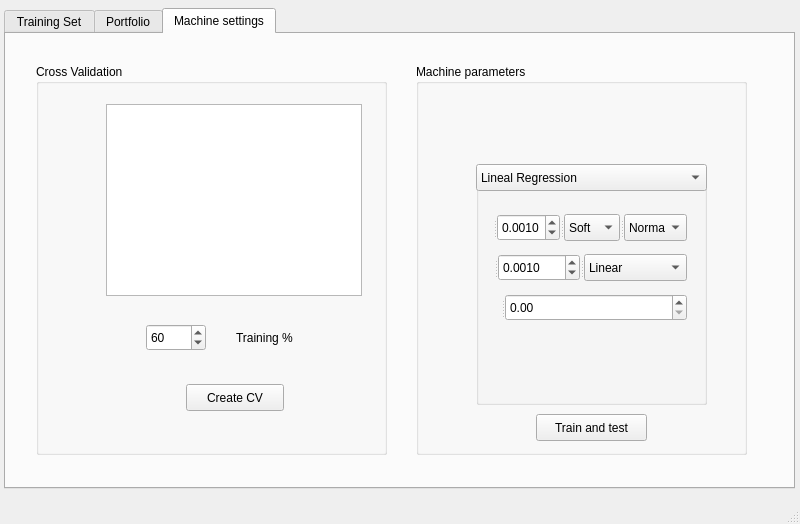
Old version of the form MachineBenchMark/UI/Prueba1.ui in the repository aydevosotros/MachineBenchMark.
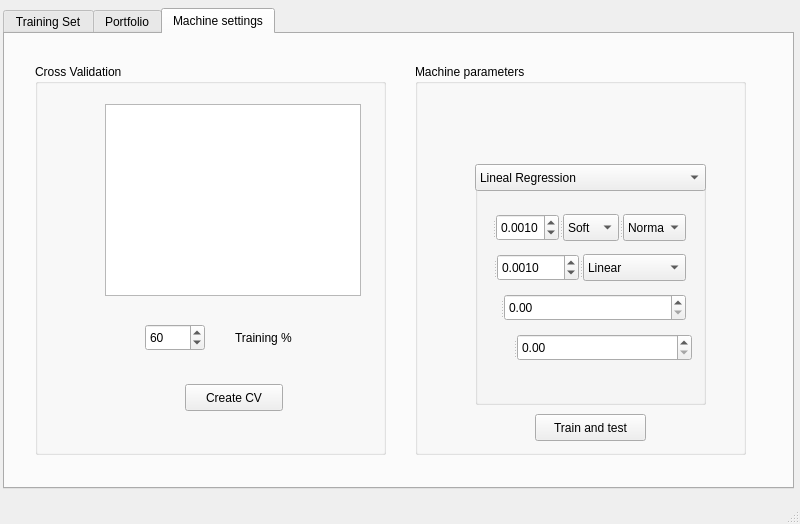
New version of the form. Custom widgets are drawn as their Qt base class.

```diff
--- a/MachineBenchMark/UI/Prueba1.ui
+++ b/MachineBenchMark/UI/Prueba1.ui
@@ -17,7 +17,7 @@
    <widget class="QTabWidget" name="tabWidget">
     <property name="geometry">
      <rect>
-      <x>4</x>
+      <x>3</x>
       <y>8</y>
       <width>791</width>
       <height>481</height>
@@ -608,6 +608,25 @@
          </property>
         </widget>
        </widget>
+       <widget class="QSplitter" name="splitter_4">
+        <property name="geometry">
+         <rect>
+          <x>16</x>
+          <y>160</y>
+          <width>201</width>
+          <height>27</height>
+         </rect>
+        </property>
+        <property name="orientation">
+         <enum>Qt::Horizontal</enum>
+        </property>
+        <widget class="QLabel" name="label_10">
+         <property name="text">
+          <string/>
+         </property>
+        </widget>
+        <widget class="QDoubleSpinBox" name="doubleSpinBox_4"/>
+       </widget>
       </widget>
       <widget class="QComboBox" name="comboBox">
        <property name="geometry">
@@ -723,24 +742,6 @@
      </widget>
     </widget>
    </widget>
-   <widget class="QSplitter" name="splitter_4">
-    <property name="geometry">
-     <rect>
-      <x>487</x>
-      <y>340</y>
-      <width>201</width>
-      <height>27</height>
-     </rect>
-    </property>
-    <property name="orientation">
-     <enum>Qt::Horizontal</enum>
-    </property>
-    <widget class="QLabel" name="label_10">
-     <property name="text">
-      <string/>
-     </property>
-    </widget>
-   </widget>
   </widget>
   <widget class="QStatusBar" name="statusbar"/>
   <action name="actionSalir">
```
